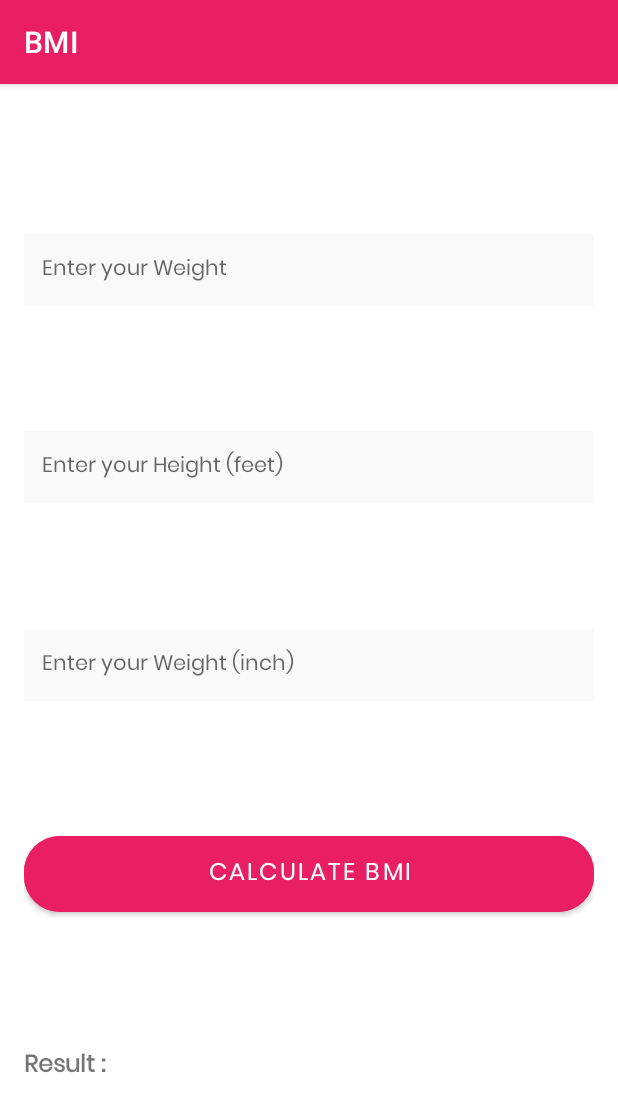
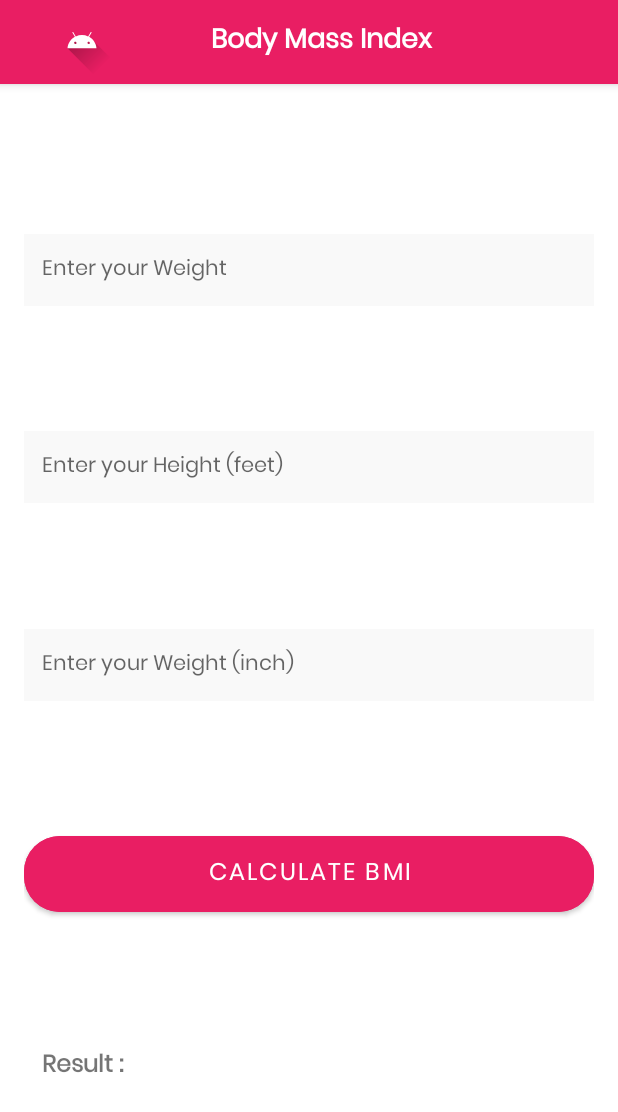
Before and after one commit to priyamprakash/BMI-WsCube-, an Android app: the screen it shows after launch (MainActivity), on a phone screen of 412 x 824 dp. Shown: the top 1112 px of the screen. Run offline under Robolectric (Android 15) with nearby library versions, the phone set to English and light mode, and no system bars.

Commit message:
custom toolbar

```diff
--- a/app/src/main/java/com/priyam/bmi/MainActivity.java
+++ b/app/src/main/java/com/priyam/bmi/MainActivity.java
@@ -1,8 +1,10 @@
 package com.priyam.bmi;
 
+import androidx.appcompat.app.ActionBar;
 import androidx.appcompat.app.AppCompatActivity;
 
 import android.os.Bundle;
+import android.widget.TextView;
 
 public class MainActivity extends AppCompatActivity {
 
@@ -10,5 +12,11 @@ public class MainActivity extends AppCompatActivity {
     protected void onCreate(Bundle savedInstanceState) {
         super.onCreate(savedInstanceState);
         setContentView(R.layout.activity_main);
+
+        getSupportActionBar().setDisplayOptions(ActionBar.DISPLAY_SHOW_CUSTOM);
+        getSupportActionBar().setCustomView(R.layout.custom_toolbar);
+
+        TextView textView = getSupportActionBar().getCustomView().findViewById(R.id.toolbar_title);
+        textView.setText("Body Mass Index");
     }
 }
--- a/app/src/main/res/layout/activity_main.xml
+++ b/app/src/main/res/layout/activity_main.xml
@@ -91,6 +91,7 @@
         android:layout_width="match_parent"
         android:layout_height="wrap_content"
         android:fontFamily="@font/poppins"
+        android:paddingHorizontal="12dp"
         android:text="Result : "
         android:textAlignment="textStart"
         android:textSize="@dimen/large_text"
--- a/app/src/main/res/layout/custom_toolbar.xml
+++ b/app/src/main/res/layout/custom_toolbar.xml
@@ -1,10 +1,43 @@
 <?xml version="1.0" encoding="utf-8"?>
 <androidx.appcompat.widget.Toolbar xmlns:android="http://schemas.android.com/apk/res/android"
-    xmlns:app="http://schemas.android.com/apk/res-auto"
     android:layout_width="match_parent"
     android:layout_height="56dp"
+    xmlns:app="http://schemas.android.com/apk/res-auto"
     android:background="@color/dark_pink"
-    android:orientation="vertical">
+    android:orientation="horizontal">
+
+    <androidx.constraintlayout.widget.ConstraintLayout
+        android:layout_marginStart="0dp"
+        android:layout_width="match_parent"
+        android:layout_height="match_parent">
+
+        <ImageView
+            android:layout_width="45dp"
+            android:layout_height="45dp"
+            android:src="@drawable/ic_launcher_foreground"
+            app:layout_constraintTop_toTopOf="parent"
+            app:layout_constraintBottom_toBottomOf="parent"
+            app:layout_constraintStart_toStartOf="parent"/>
+
+        <TextView
+            android:id="@+id/toolbar_title"
+            android:layout_width="0dp"
+            android:layout_height="match_parent"
+            android:gravity="center"
+            android:text="BMI"
+            android:textColor="#fff"
+            android:fontFamily="@font/poppins"
+            android:textAlignment="center"
+            android:textSize="18sp"
+            android:textStyle="bold"
+            app:layout_constraintTop_toTopOf="parent"
+            app:layout_constraintBottom_toBottomOf="parent"
+            app:layout_constraintStart_toStartOf="parent"
+            app:layout_constraintEnd_toEndOf="parent"
+            />
+
+    </androidx.constraintlayout.widget.ConstraintLayout>
+
 
 
 </androidx.appcompat.widget.Toolbar>
```
